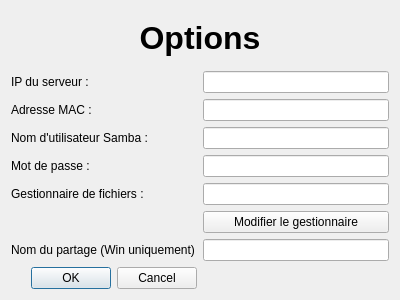
The window that toolsdialog.ui (chindit/DadaNAS) describes before a commit, drawn with Qt 5.
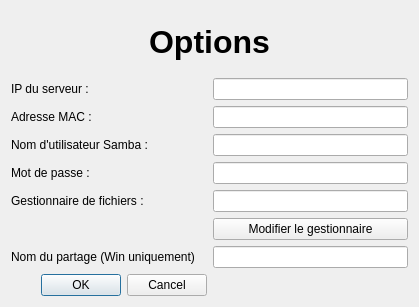
The same window after the commit. Icons and pictures are not drawn.

Commit message: Fix: Dialog blocking startup timer & Fix: Server don't show his shutdown policy

The edit to the form file:
```diff
--- a/toolsdialog.ui
+++ b/toolsdialog.ui
@@ -6,8 +6,8 @@
    <rect>
     <x>0</x>
     <y>0</y>
-    <width>400</width>
-    <height>300</height>
+    <width>419</width>
+    <height>307</height>
    </rect>
   </property>
   <property name="windowTitle">
@@ -70,7 +70,11 @@
     </widget>
    </item>
    <item row="6" column="1">
-    <widget class="QLineEdit" name="lineEditFileManager"/>
+    <widget class="QLineEdit" name="lineEditFileManager">
+     <property name="readOnly">
+      <bool>true</bool>
+     </property>
+    </widget>
    </item>
    <item row="9" column="0">
     <widget class="QDialogButtonBox" name="buttonBox">
```
Left out of the diff: 2 changed lines with no effect on the pictures. The commit also changes 5 other files.
